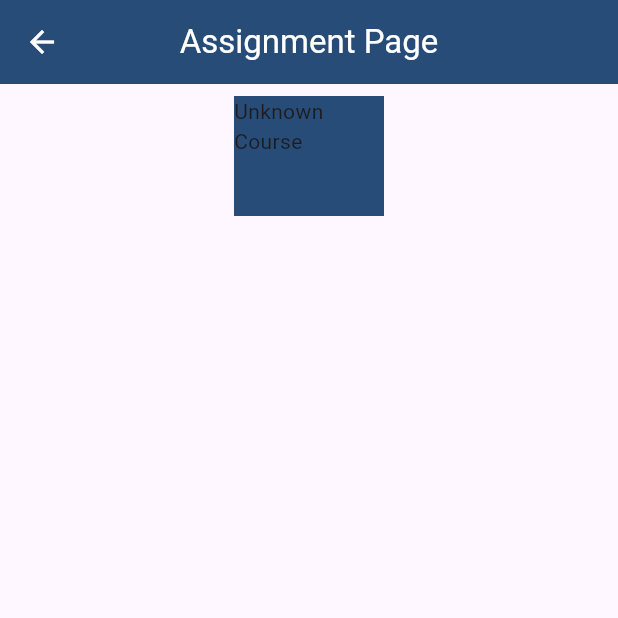
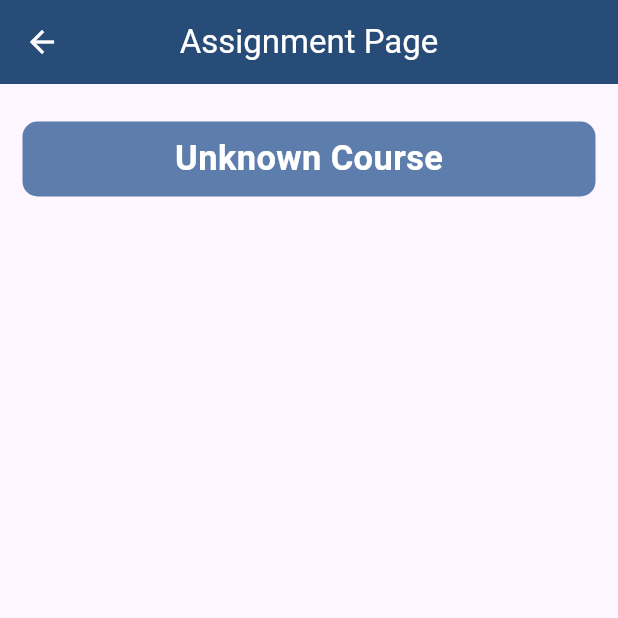
Before and after one commit to Mandipgit/College-Management-System, a Flutter app: the assignment_Page screen opened directly, on a phone screen of 412 x 824 dp, the top half of it. Run offline on Flutter 3.47's test engine with Material 3 defaults, Android fonts, the phone set to English and light mode, and no system bars.

Commit message:
Quick Update

```diff
--- a/lib/Dashhboard/dashboard.dart
+++ b/lib/Dashhboard/dashboard.dart
@@ -9,6 +9,9 @@ Color blueColor = Color(0xFF274C77);
 Color greyColor = Color.fromARGB(255, 228, 224, 224);
 Color secBlueColor = Color(0xFF5D7DAC);
 int assignment=0;
+int test=0;
+bool take_assignment=false;
+
 void main() {
   runApp(MyApp());
 }
@@ -422,8 +425,7 @@ class _DashboardpageState extends State<Dashboardpage> {
                                   ),
                                 ),
                                 onTap: () {
-
-                                  showBottomSheetAssignment(context);
+                                 showBottomSheetAssignment(context);
                                 },
                                 onDoubleTap: (){
                                   Navigator.of(context).pushReplacement(MaterialPageRoute(builder: (context)=>assignment_Page()));
--- a/lib/Pages from Dashboard/Assignment/assignment.dart
+++ b/lib/Pages from Dashboard/Assignment/assignment.dart
@@ -27,33 +27,78 @@ class _assignment_PageState extends State<assignment_Page> {
           color:Colors.white,
           ),
         ),
-        body: Padding(
-          padding: const EdgeInsets.all(8.0),
+        body:
+          Padding(
+            padding: const EdgeInsets.only(top: 10),
             child: Column(
               // mainAxisAlignment: MainAxisAlignment.center,
               crossAxisAlignment: CrossAxisAlignment.center,
               children: [
-              Center(
+                Padding(
+                  padding: const EdgeInsets.all(15),
+                  child: Center(
                     child: Container(
-                  height:80,
-                  width:100,
+                      height:50,
+                      width:double.maxFinite,
                       decoration: BoxDecoration(
-                    color: blueColor,
+                        color: secBlueColor,
+                        borderRadius: BorderRadius.circular(10)
                       ),
+                      child: Center(
                         child: switch (assignment){
-                    1=>Text('BscCsit'),
-                    2=>Text('BIT'),
-                    3=>Text('B.Tech'),
-                    4=>Text('BND'),
-                    5=>Text('Physics'),
-                    6=>Text('Geology'),
-                    int()=>Text('Unknown Course')
+                          1=>Text('BscCsit',
+                           style: TextStyle(
+                            color: Colors.white,
+                            fontSize: 23,
+                            fontWeight: FontWeight.w700,
+                           ),
+                          ),
+                          2=>Text('BIT',
+                          style: TextStyle(
+                            color: Colors.white,
+                            fontSize: 23,
+                            fontWeight: FontWeight.w700,
+                          ),),
+                          3=>Text('B.Tech',
+                          style: TextStyle(
+                            color: Colors.white,
+                            fontSize: 23,
+                            fontWeight: FontWeight.w700,
+                          ),),
+                          4=>Text('BND',
+                          style: TextStyle(
+                            color: Colors.white,
+                            fontSize: 23,
+                            fontWeight: FontWeight.w700,
+                          ),),
+                          5=>Text('Physics',
+                          style: TextStyle(
+                            color: Colors.white,
+                            fontSize: 23,
+                            fontWeight: FontWeight.w700,
+                          ),),
+                          6=>Text('Geology',
+                          style: TextStyle(
+                            color: Colors.white,
+                            fontSize: 23,
+                            fontWeight: FontWeight.w700,
+                          ),),
+                          int()=>Text('Unknown Course',
+                          style: TextStyle(
+                            color: Colors.white,
+                            fontSize: 23,
+                            fontWeight: FontWeight.w700,
+                          ),
+                          )
                         },
+                      ),
+                     ),
                   ),
                 )
               ],
             ),
           ),
-      ));
+        ),
+      );
   }
 }
```
Also changed, not shown: lib/Bottomsheet.dart (+56 -18 lines), 4 other files. Lines whose indentation alone changed are shown as unchanged.
